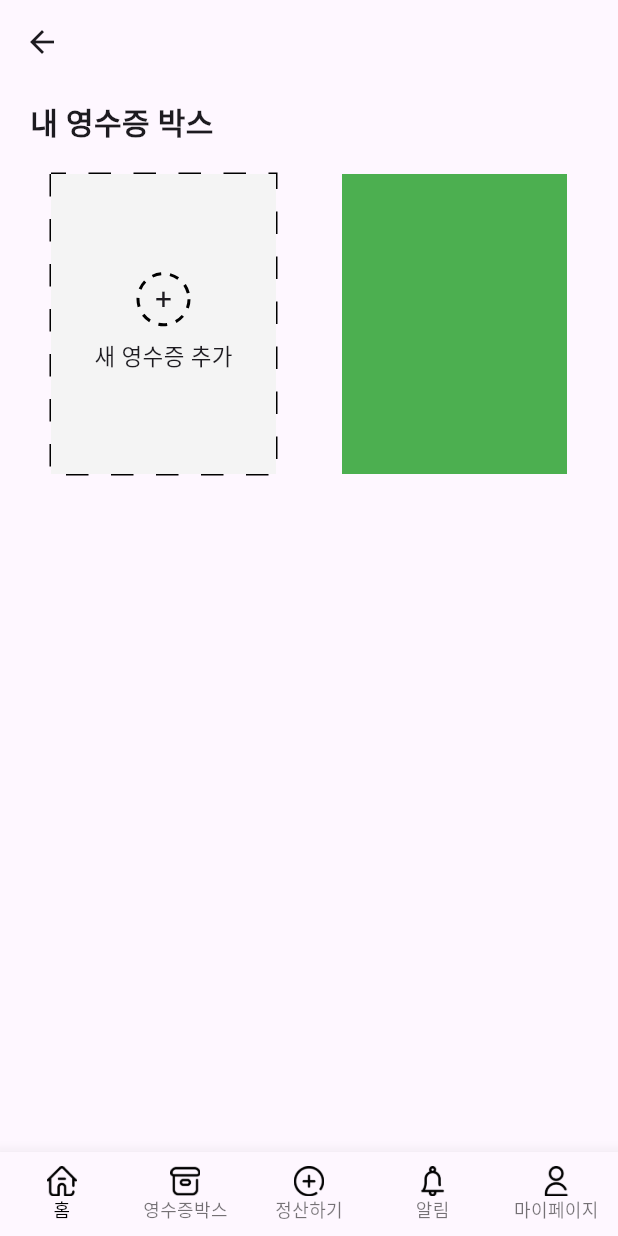
After one commit to UmWooNeAh/GroupSettlement2, a Flutter app: the ReceiptBoxPage screen opened by its route, on a phone screen of 412 x 824 dp. The commit adds this screen. Run offline on Flutter 3.47's test engine with Material 2 defaults, Android fonts, the phone set to English and light mode, and no system bars; drawn by our look-alikes of dotted_border; our stand-ins replace camera, cloud_firestore, firebase_core, firebase_messaging, flutter_inset_box_shadow, flutter_local_notifications and 5 more; missing offline and left inert: cloud_firestore_platform_interface, kakao_flutter_sdk, kakao_flutter_sdk_user; accounts and stored records are empty; project files that could hold a hidden picture were left out.

Commit message:
Feat: 영수증박스
영수증박스 템플릿
영수증박스 최대횟수

```diff
--- a/lib/class/class_friend.dart
+++ b/lib/class/class_friend.dart
@@ -1,5 +1,5 @@
 import 'dart:developer';
-import 'dart:ffi';
+// import 'dart:ffi';
 
 import 'package:cloud_firestore/cloud_firestore.dart';
 import 'package:flutter/material.dart';
--- a/lib/class/class_settlement.dart
+++ b/lib/class/class_settlement.dart
@@ -1,4 +1,4 @@
-import 'dart:ffi';
+// import 'dart:ffi';
 
 import 'package:cloud_firestore/cloud_firestore.dart';
 import '../modeluuid.dart';
--- a/lib/main.dart
+++ b/lib/main.dart
@@ -14,6 +14,7 @@ import 'package:groupsettlement2/view/group_select_page.dart';
 import 'package:groupsettlement2/view/group_settlement_list_page.dart';
 import 'package:groupsettlement2/view/mypage.dart';
 import 'package:groupsettlement2/view/notification_page.dart';
+import 'package:groupsettlement2/view/receipt_box_page.dart';
 import 'package:groupsettlement2/view/settlementDetailPage.dart';
 import 'package:groupsettlement2/view/create_new_settlement.dart';
 import 'package:groupsettlement2/view/edit_receipt.dart';
@@ -80,6 +81,11 @@ final GoRouter _router = GoRouter(
         return const MainPage();
       },
       routes: <RouteBase>[
+        GoRoute(
+            path: 'ReceiptBoxPage',
+            builder: (context, state) {
+              return const ReceiptBoxPage();
+            }),
         GoRoute(
             path: 'SplashView',
             builder: (context, state) {
--- a/lib/view/camera_clova_detect_page.dart
+++ b/lib/view/camera_clova_detect_page.dart
@@ -1,4 +1,4 @@
-import 'dart:ffi';
+// import 'dart:ffi';
 import 'dart:io';
 
 import 'package:camera/camera.dart';
--- /dev/null
+++ b/lib/view/receipt_box_page.dart
@@ -0,0 +1,315 @@
+import 'dart:math';
+
+import 'package:dotted_border/dotted_border.dart';
+import 'package:flutter/material.dart';
+import 'package:flutter_riverpod/flutter_riverpod.dart';
+import 'package:groupsettlement2/class/class_receipt.dart';
+import 'package:groupsettlement2/design_element.dart';
+import 'package:groupsettlement2/view/shared_basic_widget.dart';
+import 'package:groupsettlement2/viewmodel/UserViewModel.dart';
+
+class ReceiptBoxPage extends ConsumerStatefulWidget {
+  const ReceiptBoxPage({super.key});
+
+  @override
+  ConsumerState<ReceiptBoxPage> createState() => _ReceiptBoxPageState();
+}
+
+class _ReceiptBoxPageState extends ConsumerState<ReceiptBoxPage> {
+  bool isFirst = true;
+  @override
+  Widget build(BuildContext context) {
+    final provider = ref.watch(userProvider);
+    if (isFirst) {
+      provider.settingUserViewModel("8969xxwf-8wf8-pf89-9x6p-88p0wpp9ppfb");
+      isFirst = false;
+    }
+    Size size = MediaQuery.of(context).size;
+    return Scaffold(
+      appBar: AppBar(),
+      body: Column(
+        children: [
+          Container(
+            width: size.width,
+            padding: const EdgeInsets.fromLTRB(20, 10, 10, 10),
+            child: const Text(
+              "내 영수증 박스",
+              style: TextStyle(
+                fontWeight: FontWeight.bold,
+                fontSize: 20,
+              ),
+            ),
+          ),
+          Expanded(
+            child: SingleChildScrollView(
+              child: Column(
+                children: List.generate(
+                    (provider.myReceipts.length + 1) ~/ (size.width ~/ 180) + 1,
+                    (index) {
+                  return Row(
+                    mainAxisAlignment: MainAxisAlignment.spaceEvenly,
+                    children: List.generate(
+                      size.width ~/ 180,
+                      (iindex) {
+                        if (provider.myReceipts.length == 9) {
+                          if (index * (size.width ~/ 180) + iindex >
+                              provider.myReceipts.length - 1) {
+                            if (provider.myReceipts.length %
+                                    (size.width ~/ 180) ==
+                                0) {
+                              return const SizedBox();
+                            }
+                            return Container(
+                              height: 200,
+                              width: 150,
+                              margin: const EdgeInsets.all(10),
+                              color: Colors.green,
+                            );
+                          }
+                          return StoredReceipt(
+                              index: index * (size.width ~/ 180) + iindex + 1);
+                        }
+                        if (index * (size.width ~/ 180) + iindex >
+                            provider.myReceipts.length) {
+                          return Container(
+                            height: 200,
+                            width: 150,
+                            margin: const EdgeInsets.all(10),
+                            color: Colors.green,
+                          );
+                        }
+                        if (index + iindex == 0) {
+                          return const AddingReceipt();
+                        }
+                        return StoredReceipt(
+                            index: index * (size.width ~/ 180) + iindex);
+                      },
+                    ),
+                  );
+                }),
+              ),
+            ),
+          ),
+        ],
+      ),
+      bottomNavigationBar:
+          const CustomBottomNavigationBar(index: 0, isIn: false),
+    );
+  }
+}
+
+class StoredReceipt extends ConsumerStatefulWidget {
+  const StoredReceipt({super.key, required this.index});
+  final int index;
+
+  @override
+  ConsumerState<StoredReceipt> createState() => _StoredReceiptState();
+}
+
+class _StoredReceiptState extends ConsumerState<StoredReceipt> {
+  bool isTapDown = false;
+  @override
+  Widget build(BuildContext context) {
+    final provider = ref.watch(userProvider);
+    int index = widget.index - 1;
+    Receipt? receipt = provider.myReceipts[index];
+    return GestureDetector(
+      onTapDown: (details) {
+        setState(() {
+          isTapDown = !isTapDown;
+        });
+      },
+      onTapUp: (details) {
+        setState(() {
+          isTapDown = !isTapDown;
+        });
+      },
+      onTapCancel: () {
+        setState(() {
+          isTapDown = !isTapDown;
+        });
+      },
+      child: Container(
+        margin: const EdgeInsets.all(10),
+        height: 200,
+        width: 150,
+        decoration: BoxDecoration(
+          color: isTapDown ? const Color(0xFFECECEC) : const Color(0xFFFCFCFC),
+          boxShadow: const [
+            BoxShadow(
+              color: Colors.black38,
+              spreadRadius: 1,
+              blurRadius: 3,
+            ),
+          ],
+        ),
+        child: Stack(
+          children: [
+            Positioned(
+              top: 5,
+              right: 5,
+              child: GestureDetector(
+                onTap: () {},
+                child: const Icon(
+                  Icons.close_rounded,
+                  color: color1,
+                  size: 20,
+                ),
+              ),
+            ),
+            Positioned(
+              top: 20,
+              left: 10,
+              child: Text(
+                receipt.receiptName ?? "영수증",
+                style: const TextStyle(
+                  fontSize: 25,
+                ),
+              ),
+            ),
+            Positioned(
+              top: 80,
+              left: 10,
+              child: Container(
+                width: 150,
+                child: RichText(
+                  text: TextSpan(
+                    style: DefaultTextStyle.of(context).style,
+                    children: [
+                      TextSpan(
+                        text: provider.firstReceiptItemName[receipt.receiptId]
+                                ?.substring(
+                                    0,
+                                    min(
+                                        10,
+                                        provider
+                                                .firstReceiptItemName[
+                                                    receipt.receiptId]
+                                                ?.length ??
+                                            0)) ??
+                            "menu",
+                        style: const TextStyle(
+                          fontSize: 17,
+                        ),
+                      ),
+                      TextSpan(
+                        text: " 등 ${receipt.receiptItems.length} 항목",
+                        style: TextStyle(
+                          fontSize: 17,
+                          color: Colors.grey[600],
+                        ),
+                      ),
+                    ],
+                  ),
+                ),
+              ),
+            ),
+            const Positioned(
+                bottom: 50,
+                right: 10,
+                child: Text(
+                  "합계 금액",
+                  style: TextStyle(
+                    fontSize: 15,
+                  ),
+                )),
+            Positioned(
+              bottom: 10,
+              right: 10,
+              child: Text(
+                priceToString.format(receipt.totalPrice),
+                style: const TextStyle(
+                  color: color1,
+                  fontSize: 25,
+                ),
+              ),
+            )
+          ],
+        ),
+      ),
+    );
+  }
+}
+
+class AddingReceipt extends StatefulWidget {
+  const AddingReceipt({super.key});
+
+  @override
+  State<AddingReceipt> createState() => _AddingReceiptState();
+}
+
+class _AddingReceiptState extends State<AddingReceipt> {
+  bool isTapDown = false;
+  @override
+  Widget build(BuildContext context) {
+    return GestureDetector(
+      onTapDown: (details) {
+        setState(() {
+          isTapDown = !isTapDown;
+        });
+      },
+      onTapUp: (details) {
+        setState(() {
+          isTapDown = !isTapDown;
+        });
+      },
+      onTapCancel: () {
+        setState(() {
+          isTapDown = !isTapDown;
+        });
+      },
+      child: DottedBorder(
+        padding: const EdgeInsets.all(0),
+        strokeWidth: 2,
+        dashPattern: const [15, 15],
+        strokeCap: StrokeCap.butt,
+        customPath: (size) => Path()
+          ..moveTo(10, 10)
+          ..lineTo(10, 210)
+          ..lineTo(160, 210)
+          ..lineTo(160, 10)
+          ..lineTo(10, 10),
+        child: Container(
+          height: 200,
+          width: 150,
+          margin: const EdgeInsets.all(10),
+          decoration: BoxDecoration(
+            color:
+                isTapDown ? const Color(0xFFCCCCCC) : const Color(0xFFF4F4F4),
+          ),
+          child: Center(
+            child: Column(
+              mainAxisAlignment: MainAxisAlignment.center,
+              children: [
+                DottedBorder(
+                  borderType: BorderType.Circle,
+                  strokeWidth: 2,
+                  dashPattern: const [6, 6],
+                  child: const ClipOval(
+                    child: SizedBox(
+                      height: 30,
+                      width: 30,
+                      child: Center(
+                        child: Text(
+                          '+',
+                          style: TextStyle(fontSize: 20),
+                        ),
+                      ),
+                    ),
+                  ),
+                ),
+                const SizedBox(
+                  height: 10,
+                ),
+                const Text(
+                  "새 영수증 추가",
+                  style: TextStyle(fontSize: 15, fontWeight: FontWeight.w400),
+                ),
+              ],
+            ),
+          ),
+        ),
+      ),
+    );
+  }
+}
--- a/pubspec.yaml
+++ b/pubspec.yaml
@@ -62,6 +62,7 @@ dependencies:
   path: ^1.8.3
   firebase_analytics: ^10.6.3
   numberpicker: ^2.1.2
+  dotted_border: ^2.1.0
 
 dev_dependencies:
   flutter_test:
```
Also changed, not shown: lib/view/MainPage.dart (+8 -1 lines), lib/viewmodel/GroupViewModel.dart (+33 -31 lines), lib/viewmodel/UserViewModel.dart (+12 -0 lines), pubspec.lock.
